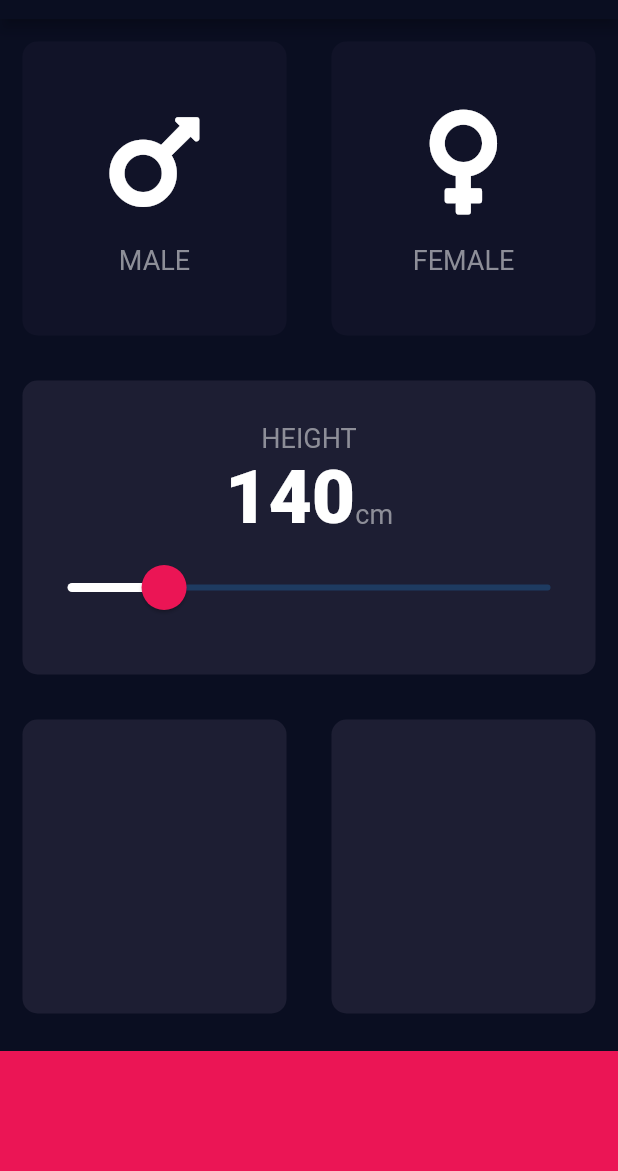
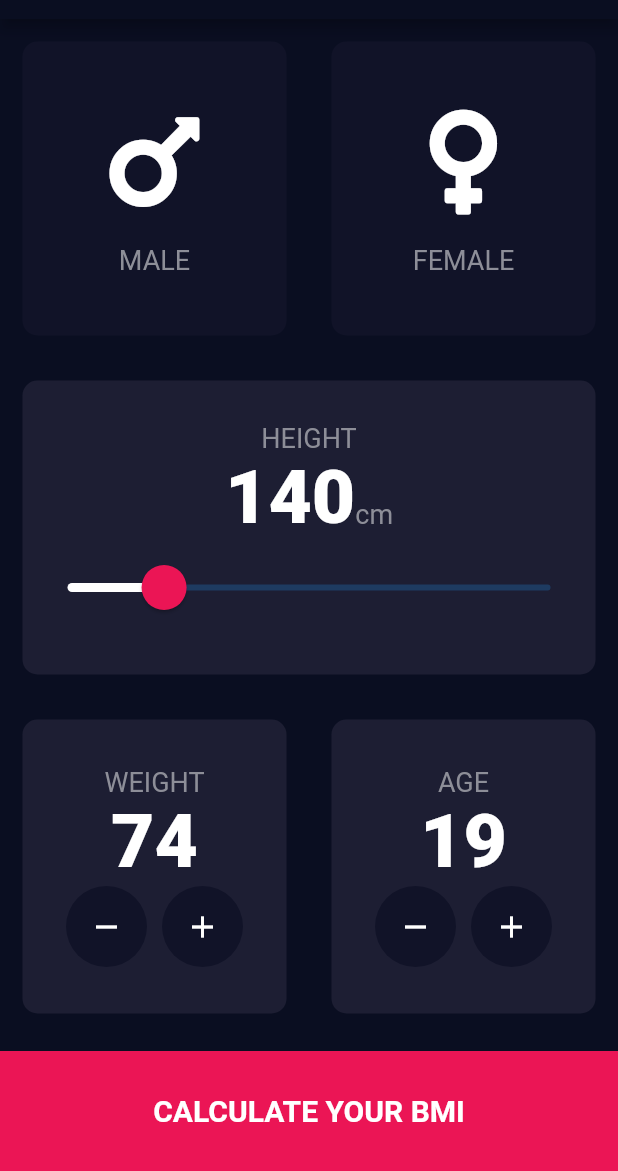
Before and after one commit to Bygaga63/bmi_calculator-flutter, a Flutter app: the screen it shows after launch, on a phone screen of 412 x 824 dp, the part 65-1236 px from its top. Run offline on Flutter 3.47's test engine with Material 2 defaults, Android fonts, the phone set to English and light mode, and no system bars; our stand-ins replace font_awesome_flutter.

Commit message:
add switch buttons refactor code

```diff
--- /dev/null
+++ b/lib/button_with_icon.dart
@@ -0,0 +1,25 @@
+import 'package:flutter/material.dart';
+
+import 'constants.dart';
+
+class ButtonWithIcon extends StatelessWidget {
+  final IconData icon;
+  final Function onClick;
+
+  const ButtonWithIcon({@required this.icon, this.onClick});
+
+  @override
+  Widget build(BuildContext context) {
+    return GestureDetector(
+      onTap: onClick,
+      child: Container(
+        decoration: BoxDecoration(
+          color: kInactiveCardColor,
+          borderRadius: BorderRadius.circular(30),
+        ),
+        child: Icon(icon),
+        padding: EdgeInsets.all(15.0),
+      ),
+    );
+  }
+}
--- a/lib/input_page.dart
+++ b/lib/input_page.dart
@@ -1,8 +1,10 @@
+import 'package:flutter/material.dart';
+import 'package:font_awesome_flutter/font_awesome_flutter.dart';
+
+import 'constants.dart';
 import 'icon_content.dart';
 import 'reusable_card.dart';
-import 'package:flutter/material.dart';
-import 'package:font_awesome_flutter/font_awesome_flutter.dart';
-import 'constants.dart';
+import 'switcher.dart';
 
 enum Gender {
   male,
@@ -108,11 +110,19 @@ class _InputPageState extends State<InputPage> {
                 Expanded(
                   child: ReusableCard(
                     color: kActiveCardColor,
+                    cardChild: Switcher(
+                      label: 'WEIGHT',
+                      value: 74,
+                    ),
                   ),
                 ),
                 Expanded(
                   child: ReusableCard(
                     color: kActiveCardColor,
+                    cardChild: Switcher(
+                      label: 'AGE',
+                      value: 19,
+                    ),
                   ),
                 ),
               ],
@@ -123,6 +133,14 @@ class _InputPageState extends State<InputPage> {
             margin: EdgeInsets.only(top: 10.0),
             height: kBottomContainerHeight,
             width: double.infinity,
+            child: Center(
+                child: Text(
+              'Calculate your bmi'.toUpperCase(),
+              style: TextStyle(
+                fontSize: 20.0,
+                fontWeight: FontWeight.w600,
+              ),
+            )),
           )
         ],
       ),
--- /dev/null
+++ b/lib/switcher.dart
@@ -0,0 +1,42 @@
+import 'package:flutter/material.dart';
+
+import 'button_with_icon.dart';
+import 'constants.dart';
+
+class Switcher extends StatelessWidget {
+  final String label;
+  final int value;
+
+  const Switcher({this.label, this.value});
+
+  @override
+  Widget build(BuildContext context) {
+    return Column(
+      mainAxisAlignment: MainAxisAlignment.center,
+      children: <Widget>[
+        Text(
+          label,
+          style: kLabelTextStyle,
+        ),
+        Text(
+          value.toString(),
+          style: kNumberTextStyle,
+        ),
+        Row(
+          mainAxisAlignment: MainAxisAlignment.center,
+          children: <Widget>[
+            ButtonWithIcon(
+              icon: Icons.remove,
+            ),
+            SizedBox(
+              width: 10.0,
+            ),
+            ButtonWithIcon(
+              icon: Icons.add,
+            )
+          ],
+        )
+      ],
+    );
+  }
+}
```
Also changed, not shown: capture.PNG (deleted), images/capture2.png (added), 2 other files.
